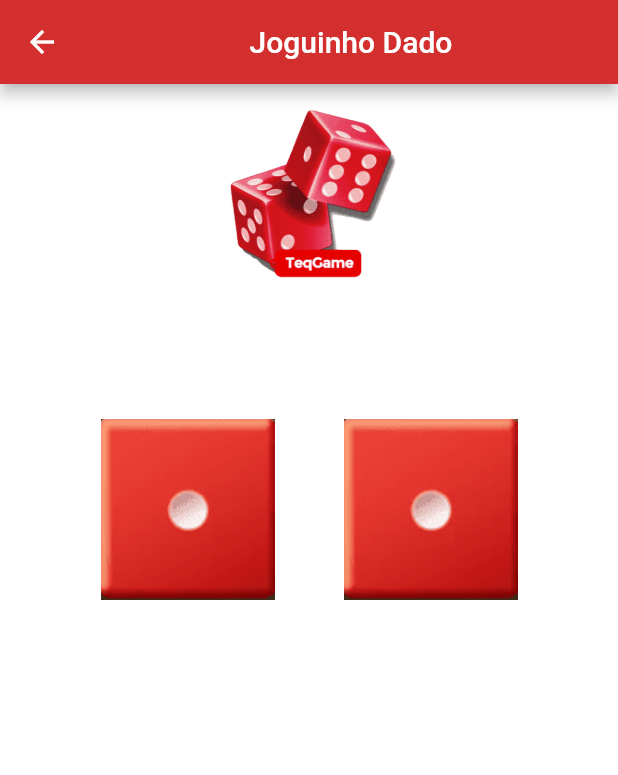
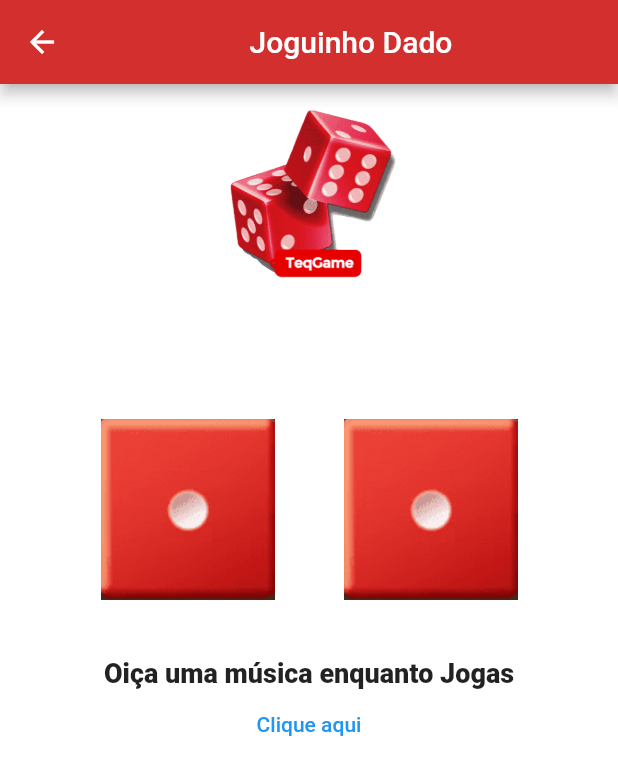
Before and after one commit to abeldomingos/jogoDados, a Flutter app: the Dados screen opened directly, on a phone screen of 412 x 824 dp. Shown: the top 775 px of the screen. Run offline on Flutter 3.47's test engine with Material 2 defaults, Android fonts, the phone set to English and light mode, and no system bars.

Commit message:
commit reajustar p

```diff
--- a/lib/pages/Layout.dart
+++ b/lib/pages/Layout.dart
@@ -1,4 +1,5 @@
 import 'package:flutter/material.dart';
+//import 'package:assets_audio_player/assets_audio_player.dart';
 import 'dart:math';
 
 
@@ -60,6 +61,20 @@ class _DadosState extends State<Dados> {
               ],
             ),
           ),
+          SizedBox(height: 30,),
+          //OPÇÃO OUVIR MUSIC
+          Text('Oiça uma música enquanto Jogas',
+          style: TextStyle(
+            fontSize: 18,
+            fontWeight: FontWeight.w900,
+          ),
+          ),
+          Center(
+            child: TextButton(
+              onPressed: () {},
+              child: Text('Clique aqui'),
+            ),
+          ),
         ],
       ),
     );
--- a/pubspec.yaml
+++ b/pubspec.yaml
@@ -35,6 +35,7 @@ dependencies:
   # The following adds the Cupertino Icons font to your application.
   # Use with the CupertinoIcons class for iOS style icons.
   cupertino_icons: ^1.0.2
+  assets_audio_player: ^3.0.6
 
 dev_dependencies:
   flutter_test:
@@ -70,7 +71,6 @@ flutter:
     - imagens/lvaai.png
 
 
-
   # An image asset can refer to one or more resolution-specific "variants", see
   # https://flutter.dev/assets-and-images/#resolution-aware
 
```
